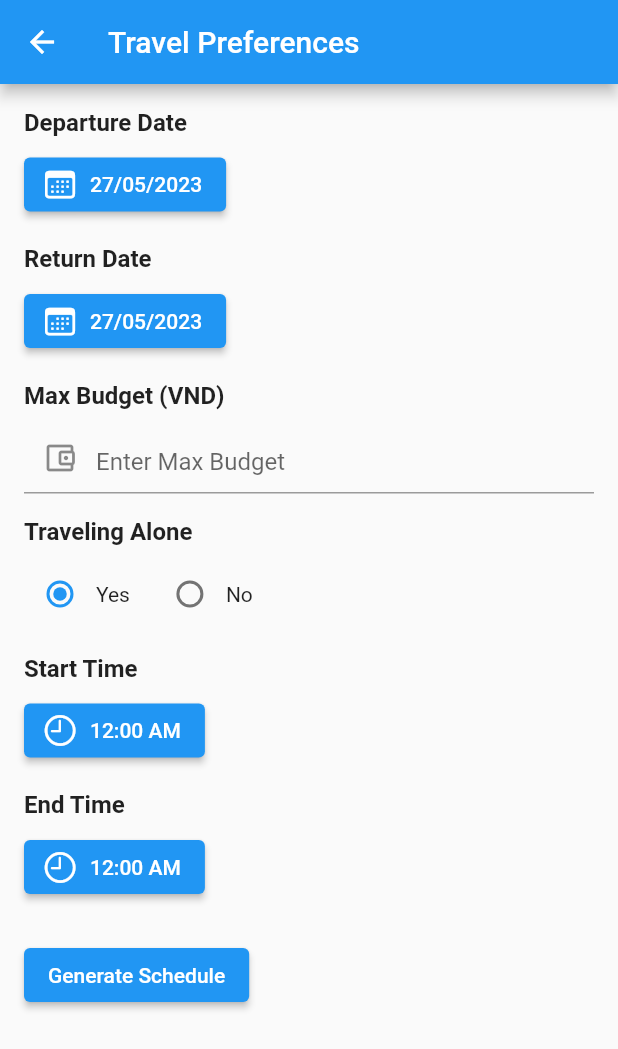
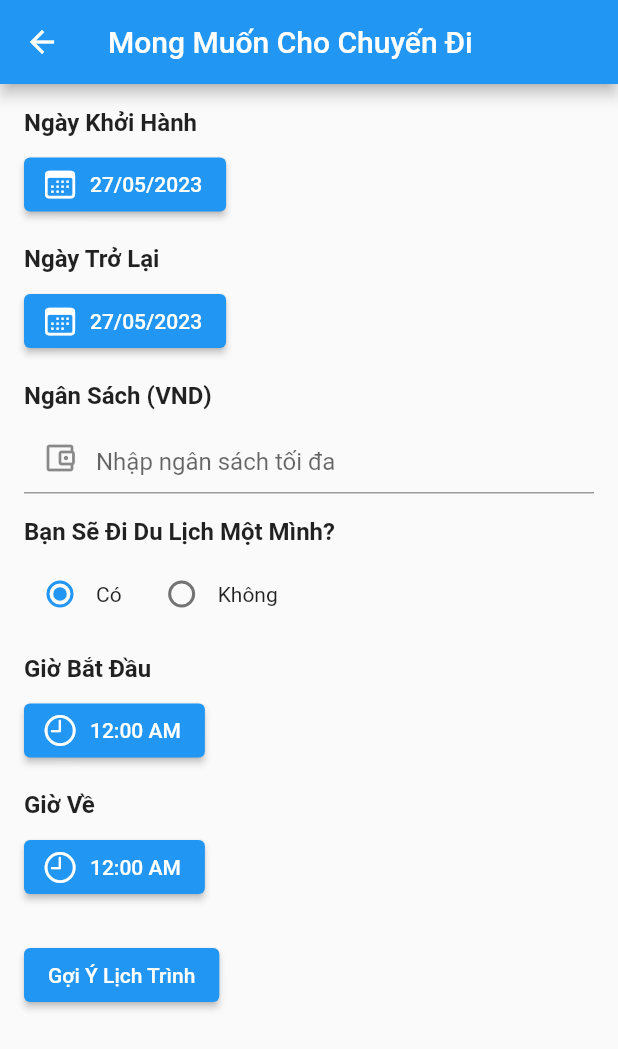
Before and after one commit to HyperionV/stour, a Flutter app: the Timeline screen opened directly, on a phone screen of 412 x 824 dp. Shown: the top 1049 px of the screen. Run offline on Flutter 3.47's test engine with Material 2 defaults, Android fonts, the phone set to English and light mode, and no system bars; our stand-ins replace cloud_firestore, curved_navigation_bar, firebase_core, flutter_neumorphic, geocoding, geolocator and 2 more; accounts and stored records are empty; network calls fail.

Commit message:
Finishing touch, for real this time:v

```diff
--- a/lib/model/place.dart
+++ b/lib/model/place.dart
@@ -63,7 +63,7 @@ class SearchByNameWidget extends StatelessWidget {
         }
 
         if (snapshot.data == null || snapshot.data!.docs.isEmpty) {
-          return const Text('No results found.');
+          return const Text('Không tìm thấy kết quả');
         }
 
         return ListView.builder(
@@ -75,7 +75,7 @@ class SearchByNameWidget extends StatelessWidget {
             return ListTile(
               title: Text(name),
               leading: Image.network(image),
-              subtitle: const Text('history'),
+              subtitle: const Text('Lịch sử'),
             );
           },
         );
--- a/lib/model/ui_reviews.dart
+++ b/lib/model/ui_reviews.dart
@@ -24,7 +24,7 @@ class GetUIAllReviewsByItemID extends StatelessWidget {
         }
 
         if (!snapshot.hasData || snapshot.data!.isEmpty) {
-          return const Text('No reviews found.');
+          return const Text('Không tìm thấy đánh giá.');
         }
 
         return ListView.builder(
--- a/lib/screens/details.dart
+++ b/lib/screens/details.dart
@@ -40,7 +40,7 @@ class _DetailScreenState extends State<DetailScreen> {
                   },
                 ),
                 Text(
-                  'Details',
+                  'CHI TIẾT',
                   style: GoogleFonts.poppins(
                       color: Constants.lightPrimary,
                       fontWeight: FontWeight.w600,
@@ -158,7 +158,7 @@ class _DetailScreenState extends State<DetailScreen> {
                         ),
                       );
                     },
-                    child: const Text('Review & Rating'),
+                    child: const Text('Đánh giá và nhận xét'),
                   ),
                 ],
               ),
--- a/lib/screens/profile_post.dart
+++ b/lib/screens/profile_post.dart
@@ -52,7 +52,7 @@ class _PostScreenState extends State<PostScreen> {
                             ),
                           ),
                           Text(
-                            "2 months ago",
+                            "2 Tháng Trước",
                             style: TextStyle(
                               color: Color.fromARGB(173, 35, 52, 10),
                             ),
@@ -67,14 +67,14 @@ class _PostScreenState extends State<PostScreen> {
                         const PopupMenuItem(
                           value: "delete",
                           child: Text(
-                            "Delete Post",
+                            "Xóa Bài Viết",
                             selectionColor: Color.fromARGB(255, 35, 52, 10),
                           ),
                         ),
                         const PopupMenuItem(
                           value: "save",
                           child: Text(
-                            "Save Post",
+                            "Lưu Bài Viết",
                             selectionColor: Color.fromARGB(255, 35, 52, 10),
                           ),
                         ),
--- a/lib/screens/review_screen.dart
+++ b/lib/screens/review_screen.dart
@@ -45,7 +45,7 @@ class _ReviewScreenState<Reviews> extends State<ReviewScreen> {
             });
           }
         },
-        tooltip: "Add Review",
+        tooltip: "THÊM ĐÁNH GIÁ",
         child: const Icon(Icons.add),
       ),
       floatingActionButtonAnimator: FloatingActionButtonAnimator.scaling,
--- a/lib/screens/timeline_screen.dart
+++ b/lib/screens/timeline_screen.dart
@@ -80,7 +80,7 @@ class ScheduleScreen extends StatelessWidget {
     List<List<Place>> res = executeAlgo();
     return Scaffold(
       appBar: AppBar(
-        title: const Text('Recommended Schedule For You'),
+        title: const Text('Lịch Trình Dành Cho Bạn'),
       ),
       body: Center(
         child: ListView.builder(
--- a/lib/screens/trending.dart
+++ b/lib/screens/trending.dart
@@ -11,7 +11,7 @@ class Trending extends StatelessWidget {
     return Scaffold(
       appBar: AppBar(
         elevation: 0.0,
-        title: const Text("Cultural Places"),
+        title: const Text("Địa Điểm Văn Hóa"),
         centerTitle: true,
       ),
       body: Padding(
--- a/lib/widgets/search_card.dart
+++ b/lib/widgets/search_card.dart
@@ -37,7 +37,7 @@ class SearchCard extends StatelessWidget {
             ),
             borderRadius: BorderRadius.circular(5.0),
           ),
-          hintText: "Search..",
+          hintText: "Nhập từ khóa để tìm kiếm...",
           prefixIcon: const Icon(
             Icons.search,
             color: Colors.black,
--- a/lib/widgets/timeline.dart
+++ b/lib/widgets/timeline.dart
@@ -50,7 +50,7 @@ class _TimelineState extends State<Timeline> {
   Widget build(BuildContext context) {
     return Scaffold(
       appBar: AppBar(
-        title: const Text('Travel Preferences'),
+        title: const Text('Mong Muốn Cho Chuyến Đi'),
       ),
       body: Padding(
         padding: const EdgeInsets.all(16.0),
@@ -59,7 +59,7 @@ class _TimelineState extends State<Timeline> {
             crossAxisAlignment: CrossAxisAlignment.start,
             children: [
               const Text(
-                'Departure Date',
+                'Ngày Khởi Hành',
                 style: TextStyle(fontSize: 16, fontWeight: FontWeight.bold),
               ),
               const SizedBox(height: 8.0),
@@ -84,7 +84,7 @@ class _TimelineState extends State<Timeline> {
               ),
               const SizedBox(height: 16.0),
               const Text(
-                'Return Date',
+                'Ngày Trở Lại',
                 style: TextStyle(fontSize: 16, fontWeight: FontWeight.bold),
               ),
               const SizedBox(height: 8.0),
@@ -109,7 +109,7 @@ class _TimelineState extends State<Timeline> {
               ),
               const SizedBox(height: 16.0),
               const Text(
-                'Max Budget (VND)',
+                'Ngân Sách (VND)',
                 style: TextStyle(fontSize: 16, fontWeight: FontWeight.bold),
               ),
               const SizedBox(height: 8.0),
@@ -125,13 +125,13 @@ class _TimelineState extends State<Timeline> {
                   });
                 },
                 decoration: const InputDecoration(
-                  hintText: 'Enter Max Budget',
+                  hintText: 'Nhập ngân sách tối đa',
                   prefixIcon: Icon(Icons.account_balance_wallet_outlined),
                 ),
               ),
               const SizedBox(height: 16.0),
               const Text(
-                'Traveling Alone',
+                'Bạn Sẽ Đi Du Lịch Một Mình?',
                 style: TextStyle(fontSize: 16, fontWeight: FontWeight.bold),
               ),
               const SizedBox(height: 8.0),
@@ -146,7 +146,7 @@ class _TimelineState extends State<Timeline> {
                       });
                     },
                   ),
-                  const Text('Yes'),
+                  const Text('Có'),
                   const SizedBox(width: 16.0),
                   Radio(
                     value: false,
@@ -157,12 +157,12 @@ class _TimelineState extends State<Timeline> {
                       });
                     },
                   ),
-                  const Text('No'),
+                  const Text('Không'),
                 ],
               ),
               const SizedBox(height: 16.0),
               const Text(
-                'Start Time',
+                'Giờ Bắt Đầu',
                 style: TextStyle(fontSize: 16, fontWeight: FontWeight.bold),
               ),
               const SizedBox(height: 8.0),
@@ -185,7 +185,7 @@ class _TimelineState extends State<Timeline> {
               ),
               const SizedBox(height: 16.0),
               const Text(
-                'End Time',
+                'Giờ Về',
                 style: TextStyle(fontSize: 16, fontWeight: FontWeight.bold),
               ),
               const SizedBox(height: 8.0),
@@ -209,7 +209,7 @@ class _TimelineState extends State<Timeline> {
               const SizedBox(height: 24.0),
               ElevatedButton(
                 onPressed: _generateSchedule,
-                child: const Text('Generate Schedule'),
+                child: const Text('Gợi Ý Lịch Trình'),
               ),
             ],
           ),
--- a/lib/widgets/timeline_day.dart
+++ b/lib/widgets/timeline_day.dart
@@ -17,7 +17,7 @@ class TimelineDay extends StatelessWidget {
       child: Column(
         children: <Widget>[
           const SizedBox(height: 10),
-          buildPlaceRow('Day $dayNum - ${totalCost.toStringAsFixed(0)}₫',
+          buildPlaceRow('Ngày thứ $dayNum - ${totalCost.toStringAsFixed(0)}₫',
               placesToGo, context),
           const SizedBox(height: 5),
           buildPlaceList(context, placesToGo),
```
Also changed, not shown: lib/screens/home.dart (+4 -4 lines), lib/widgets/profile_option.dart (+18 -6 lines).
